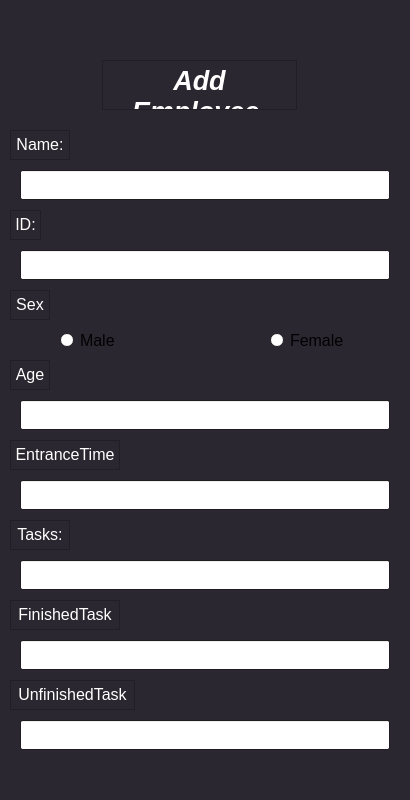
Old version of the form Employee.ui in the repository HeidariSina/Management-App.
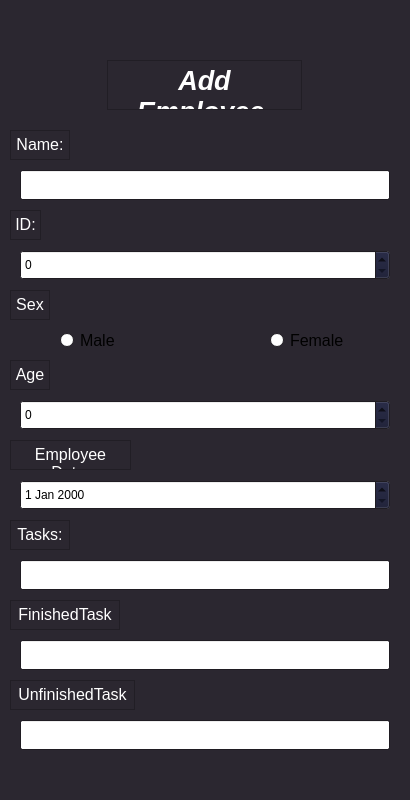
New version of the form.

Commit message: Add Calender To Employee Window

```diff
--- a/Employee.ui
+++ b/Employee.ui
@@ -129,7 +129,7 @@
    <widget class="QTextBrowser" name="MainText">
     <property name="geometry">
      <rect>
-      <x>102</x>
+      <x>107</x>
       <y>60</y>
       <width>195</width>
       <height>50</height>
@@ -535,7 +535,7 @@
      <rect>
       <x>10</x>
       <y>440</y>
-      <width>110</width>
+      <width>121</width>
       <height>30</height>
      </rect>
     </property>
@@ -596,7 +596,7 @@
 &lt;html&gt;&lt;head&gt;&lt;meta name=&quot;qrichtext&quot; content=&quot;1&quot; /&gt;&lt;style type=&quot;text/css&quot;&gt;
 p, li { white-space: pre-wrap; }
 &lt;/style&gt;&lt;/head&gt;&lt;body style=&quot; font-family:'Segoe UI'; font-size:20pt; font-weight:600; font-style:italic;&quot;&gt;
-&lt;p align=&quot;center&quot; style=&quot; margin-top:0px; margin-bottom:0px; margin-left:0px; margin-right:0px; -qt-block-indent:0; text-indent:0px;&quot;&gt;&lt;span style=&quot; font-size:12pt; font-weight:400; font-style:normal; color:#ffffff;&quot;&gt;EntranceTime:&lt;/span&gt;&lt;/p&gt;&lt;/body&gt;&lt;/html&gt;</string>
+&lt;p align=&quot;center&quot; style=&quot; margin-top:0px; margin-bottom:0px; margin-left:0px; margin-right:0px; -qt-block-indent:0; text-indent:0px;&quot;&gt;&lt;span style=&quot; font-size:12pt; font-weight:400; font-style:normal; color:#ffffff;&quot;&gt;Employee Date:&lt;/span&gt;&lt;/p&gt;&lt;/body&gt;&lt;/html&gt;</string>
     </property>
    </widget>
    <widget class="QTextBrowser" name="TasksText">
@@ -737,36 +737,6 @@
 &lt;p align=&quot;center&quot; style=&quot; margin-top:0px; margin-bottom:0px; margin-left:0px; margin-right:0px; -qt-block-indent:0; text-indent:0px;&quot;&gt;&lt;span style=&quot; font-size:12pt; font-weight:400; font-style:normal; color:#ffffff;&quot;&gt;FinishedTasks:&lt;/span&gt;&lt;/p&gt;&lt;/body&gt;&lt;/html&gt;</string>
     </property>
    </widget>
-   <widget class="QLineEdit" name="IDEdit">
-    <property name="geometry">
-     <rect>
-      <x>20</x>
-      <y>250</y>
-      <width>370</width>
-      <height>30</height>
-     </rect>
-    </property>
-   </widget>
-   <widget class="QLineEdit" name="AgeEdit">
-    <property name="geometry">
-     <rect>
-      <x>20</x>
-      <y>400</y>
-      <width>370</width>
-      <height>30</height>
-     </rect>
-    </property>
-   </widget>
-   <widget class="QLineEdit" name="EnttranceTimeEdit">
-    <property name="geometry">
-     <rect>
-      <x>20</x>
-      <y>480</y>
-      <width>370</width>
-      <height>30</height>
-     </rect>
-    </property>
-   </widget>
    <widget class="QLineEdit" name="TasksEdit">
     <property name="geometry">
      <rect>
@@ -864,6 +834,48 @@
       <width>370</width>
       <height>30</height>
      </rect>
+    </property>
+    <property name="alignment">
+     <set>Qt::AlignLeading|Qt::AlignLeft|Qt::AlignVCenter</set>
+    </property>
+   </widget>
+   <widget class="QDateEdit" name="dateEdit">
+    <property name="geometry">
+     <rect>
+      <x>20</x>
+      <y>480</y>
+      <width>370</width>
+      <height>30</height>
+     </rect>
+    </property>
+   </widget>
+   <widget class="QSpinBox" name="IDspinBox">
+    <property name="geometry">
+     <rect>
+      <x>20</x>
+      <y>250</y>
+      <width>370</width>
+      <height>30</height>
+     </rect>
+    </property>
+    <property name="alignment">
+     <set>Qt::AlignLeading|Qt::AlignLeft|Qt::AlignVCenter</set>
+    </property>
+    <property name="maximum">
+     <number>99</number>
+    </property>
+   </widget>
+   <widget class="QSpinBox" name="AgespinBox">
+    <property name="geometry">
+     <rect>
+      <x>20</x>
+      <y>400</y>
+      <width>370</width>
+      <height>30</height>
+     </rect>
+    </property>
+    <property name="maximum">
+     <number>99</number>
     </property>
    </widget>
   </widget>
```
Left out of the diff: 14 changed lines with no effect on the pictures. The commit also changes 1 other file.
